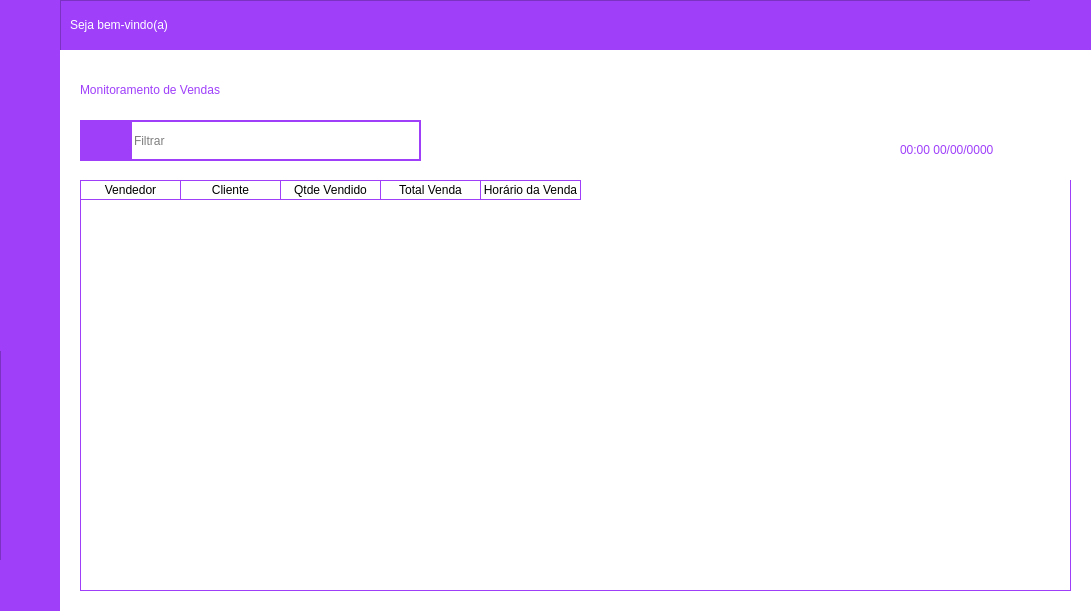
GeovaniTech/PyStock_controle_de_estoque, file View/UI/FrmAdmin.ui: the form before one commit.
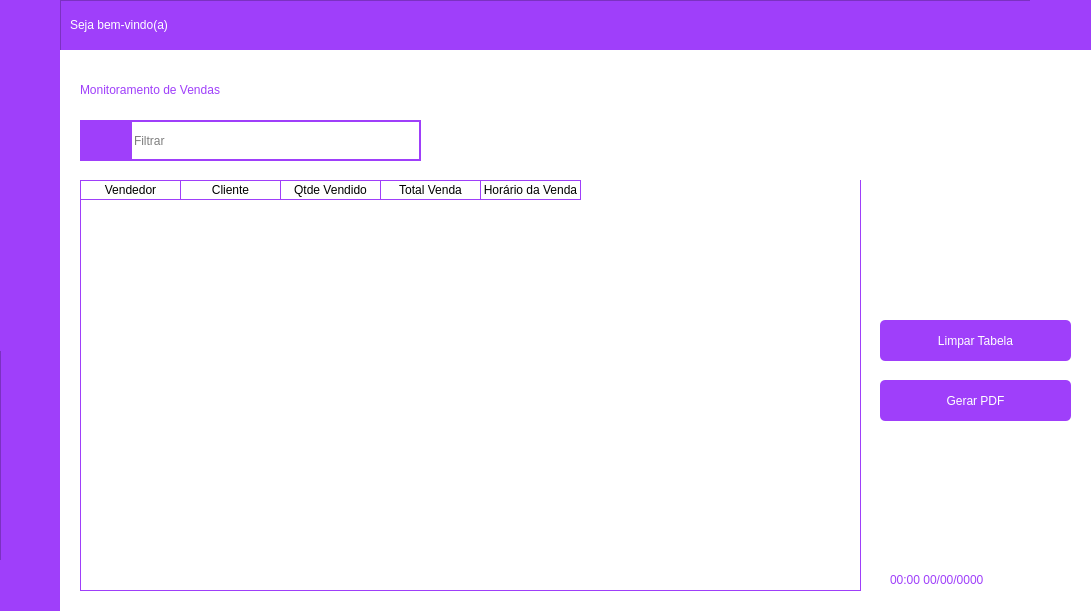
The form after the commit. The open tabs and pages were chosen to show the change. Icons and pictures are not drawn.

Commit message: finalizando design das telas

Patch:
```diff
--- a/View/UI/FrmAdmin.ui
+++ b/View/UI/FrmAdmin.ui
@@ -3631,7 +3631,7 @@
          <rect>
           <x>20</x>
           <y>130</y>
-          <width>991</width>
+          <width>781</width>
           <height>411</height>
          </rect>
         </property>
@@ -3728,8 +3728,8 @@
        <widget class="QLabel" name="lbl_hora_data_12">
         <property name="geometry">
          <rect>
-          <x>840</x>
-          <y>90</y>
+          <x>830</x>
+          <y>520</y>
           <width>181</width>
           <height>21</height>
          </rect>
@@ -3752,6 +3752,62 @@
          <set>Qt::LinksAccessibleByKeyboard|Qt::LinksAccessibleByMouse</set>
         </property>
        </widget>
+       <widget class="QPushButton" name="btn_limpar_tabela">
+        <property name="geometry">
+         <rect>
+          <x>820</x>
+          <y>270</y>
+          <width>191</width>
+          <height>41</height>
+         </rect>
+        </property>
+        <property name="styleSheet">
+         <string notr="true">QPushButton {
+border: 2px;
+background-color: rgb(159, 63, 250);
+color: white;
+border-radius: 5px;
+font: 10pt &quot;Montserrat&quot;;
+outline: 0;
+}
+
+QPushButton:hover {
+	background-color: rgb(197, 62, 255);
+}
+</string>
+        </property>
+        <property name="text">
+         <string>Limpar Tabela</string>
+        </property>
+       </widget>
+       <widget class="QPushButton" name="btn_gerar_pdf">
+        <property name="geometry">
+         <rect>
+          <x>820</x>
+          <y>330</y>
+          <width>191</width>
+          <height>41</height>
+         </rect>
+        </property>
+        <property name="styleSheet">
+         <string notr="true">QPushButton {
+border: 2px;
+background-color: rgb(159, 63, 250);
+color: white;
+border-radius: 5px;
+font: 10pt &quot;Montserrat&quot;;
+outline: 0;
+}
+
+QPushButton:hover {
+	background-color: rgb(197, 62, 255);
+}
+</string>
+        </property>
+        <property name="text">
+         <string>Gerar PDF</string>
+        </property>
+       </widget>
       </widget>
       <widget class="QWidget" name="pg_vendas">
        <widget class="QLabel" name="lbl_titulo_usuario_vendas">
```
Left out of the diff: 230 changed lines with no effect on the pictures.
